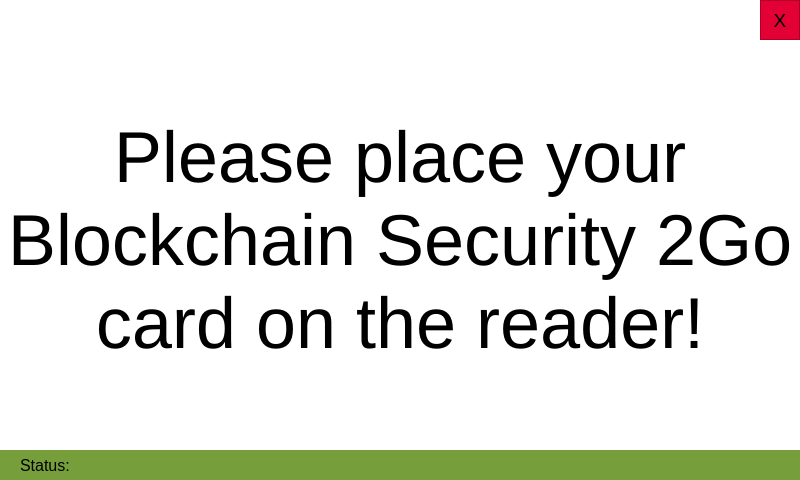
Before: the Qt Designer form praesidium/mainwindow.ui in DhruvKhemani/Praesidium, drawn with Qt 5.
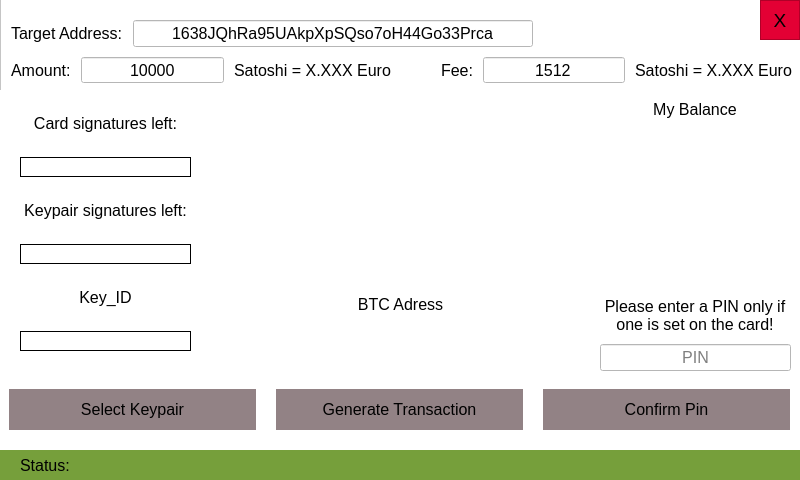
After: the same form once the commit is applied.

```diff
--- a/praesidium/mainwindow.ui
+++ b/praesidium/mainwindow.ui
@@ -59,7 +59,6 @@
       <font>
        <family>Arial</family>
        <pointsize>14</pointsize>
-       <weight>50</weight>
        <bold>false</bold>
       </font>
      </property>
@@ -134,7 +133,6 @@
        <font>
         <family>Arial</family>
         <pointsize>54</pointsize>
-        <weight>50</weight>
         <bold>false</bold>
         <underline>false</underline>
        </font>
@@ -484,7 +482,7 @@
          <property name="font">
           <font>
            <family>Arial</family>
-           <pointsize>14</pointsize>
+           <pointsize>12</pointsize>
           </font>
          </property>
          <property name="cursor">
@@ -761,7 +759,7 @@
             </font>
            </property>
            <property name="text">
-            <string>600</string>
+            <string>1512</string>
            </property>
            <property name="maxLength">
             <number>20</number>
@@ -832,7 +830,7 @@
           <widget class="QLineEdit" name="tar_addr">
            <property name="minimumSize">
             <size>
-             <width>320</width>
+             <width>400</width>
              <height>0</height>
             </size>
            </property>
@@ -855,7 +853,7 @@
             <string>1638JQhRa95UAkpXpSQso7oH44Go33Prca</string>
            </property>
            <property name="maxLength">
-            <number>35</number>
+            <number>50</number>
            </property>
            <property name="frame">
             <bool>true</bool>
@@ -1173,10 +1171,10 @@
       </layout>
      </widget>
     </widget>
-    <zorder>card</zorder>
     <zorder>confirmation</zorder>
     <zorder>key</zorder>
     <zorder>no_card</zorder>
+    <zorder>card</zorder>
    </widget>
    <widget class="QFrame" name="status_bar">
     <property name="geometry">
```
